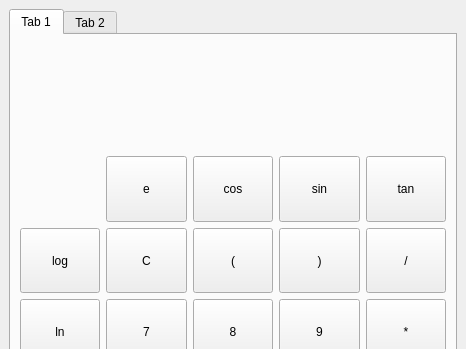
mleitao2-iut90/calculatriceQtS4, file calculactriceQtS4/ui/mainwindow.ui: the form before one commit; both pictures show x 0 to 466 and y 0 to 349 of the 466 by 600 pixel window.
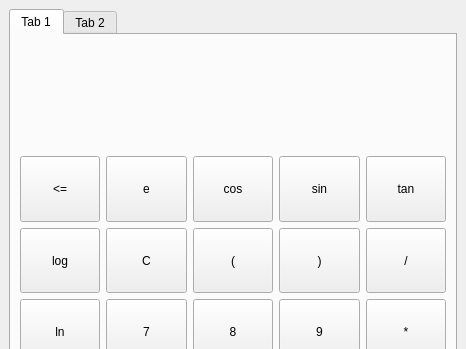
The form after the commit.

The edit to the form file:
```diff
--- a/calculactriceQtS4/ui/mainwindow.ui
+++ b/calculactriceQtS4/ui/mainwindow.ui
@@ -506,6 +506,22 @@
             </property>
            </widget>
           </item>
+          <item row="0" column="0">
+           <widget class="QPushButton" name="pushButtonDel1">
+            <property name="sizePolicy">
+             <sizepolicy hsizetype="Expanding" vsizetype="Expanding">
+              <horstretch>0</horstretch>
+              <verstretch>0</verstretch>
+             </sizepolicy>
+            </property>
+            <property name="text">
+             <string>&lt;=</string>
+            </property>
+            <property name="shortcut">
+             <string>Backspace</string>
+            </property>
+           </widget>
+          </item>
          </layout>
         </item>
         <item row="0" column="0">
```
Left out of the diff: 3 changed lines with no effect on the pictures.
